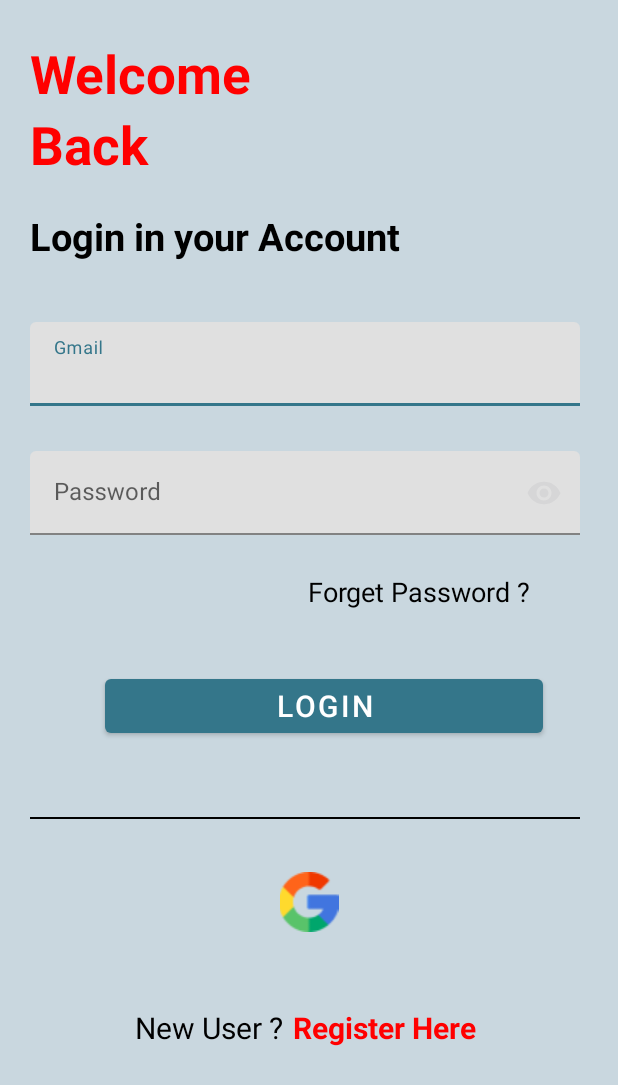
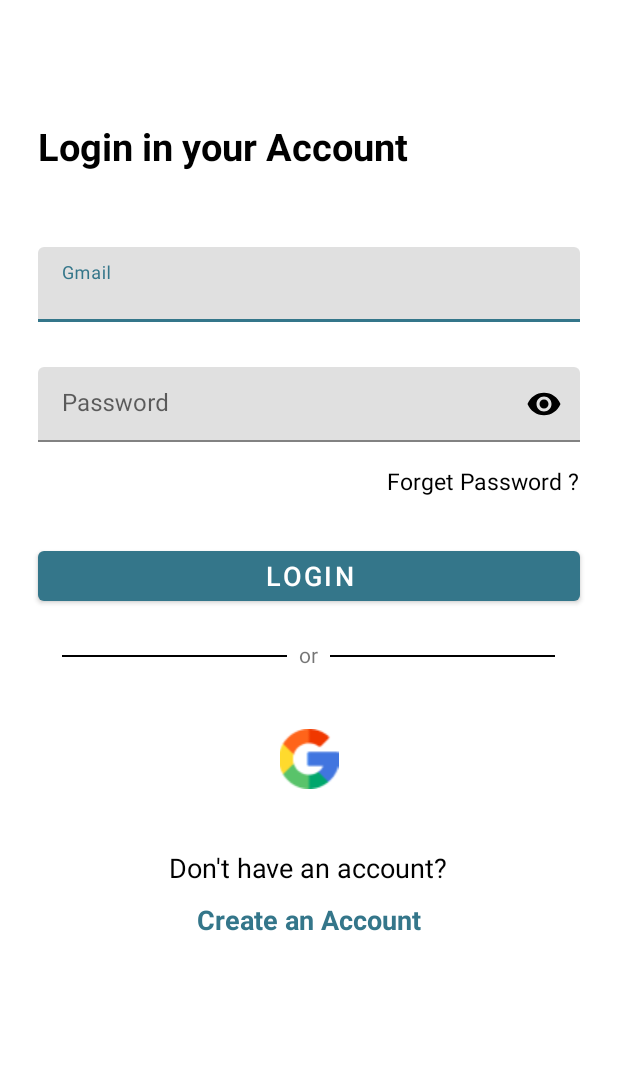
Before and after one commit to dhruvpatidar359/HoysalaeElectronics, an Android app: the screen it shows after launch (LoginActivity), on a phone screen of 412 x 824 dp. Shown: the top 1085 px of the screen. Run offline under Robolectric (Android 15) with nearby library versions, the phone set to English and light mode, and no system bars; 1 statement that could not run was skipped.

Commit message:
Akansha new designs(10-12-2022)

```diff
--- a/app/src/main/res/layout/activity_login.xml
+++ b/app/src/main/res/layout/activity_login.xml
@@ -4,39 +4,11 @@
     xmlns:tools="http://schemas.android.com/tools"
     android:layout_width="match_parent"
     android:layout_height="match_parent"
-    tools:context=".Activity.LoginActivity"
-    android:background="@color/background_default">
+    android:background="@color/white"
+    tools:context=".Activity.LoginActivity">
     <RelativeLayout
         android:layout_width="match_parent"
         android:layout_height="match_parent">
-    <TextView
-        android:id="@+id/tv_welcome"
-        android:layout_width="wrap_content"
-        android:layout_height="wrap_content"
-        android:text="Welcome"
-        android:textColor="@color/red"
-        android:textStyle="bold"
-        android:textSize="35sp"
-        android:layout_alignParentStart="true"
-        android:layout_alignParentEnd="true"
-        android:layout_alignParentTop="true"
-        android:layout_marginTop="25dp"
-        android:layout_marginStart="20dp">
-    </TextView>
-
-    <TextView
-        android:id="@+id/tv_back"
-        android:layout_width="wrap_content"
-        android:layout_height="wrap_content"
-        android:text="Back"
-        android:textColor="@color/red"
-        android:textStyle="bold"
-        android:textSize="35sp"
-        android:layout_alignParentStart="true"
-        android:layout_alignParentEnd="true"
-        android:layout_marginStart="20dp"
-        android:layout_below="@+id/tv_welcome">
-    </TextView>
 
         <TextView
             android:id="@+id/tv_login"
@@ -46,22 +18,19 @@
             android:textColor="@color/black"
             android:textStyle="bold"
             android:textSize="25sp"
-        android:layout_alignParentStart="true"
-        android:layout_alignParentEnd="true"
-        android:layout_below="@+id/tv_back"
-        android:layout_marginTop="20dp"
-        android:layout_marginStart="20dp">
+            android:layout_marginTop="80dp"
+            android:layout_marginStart="25dp">
         </TextView>
 
         <com.google.android.material.textfield.TextInputLayout
             android:id="@+id/TI_gmail"
             android:layout_width="match_parent"
-        android:layout_height="wrap_content"
+            android:layout_height="50dp"
+            android:layout_below="@+id/tv_login"
+            android:layout_marginTop="50dp"
+            android:layout_marginStart="25dp"
             android:layout_alignParentStart="true"
             android:layout_alignParentEnd="true"
-        android:layout_below="@+id/tv_login"
-        android:layout_marginTop="40dp"
-        android:layout_marginStart="20dp"
             android:layout_marginEnd="25dp">
 
             <com.google.android.material.textfield.TextInputEditText
@@ -78,14 +47,14 @@
         <com.google.android.material.textfield.TextInputLayout
             android:id="@+id/TI_Password"
             android:layout_width="match_parent"
-        android:layout_height="wrap_content"
+            android:layout_height="50dp"
             android:layout_alignParentStart="true"
             android:layout_alignParentEnd="true"
             android:layout_below="@+id/TI_gmail"
             android:layout_marginTop="30dp"
             app:passwordToggleEnabled="true"
-        app:passwordToggleTint="@color/colorPrimary"
-        android:layout_marginStart="20dp"
+            app:passwordToggleTint="@color/black"
+            android:layout_marginStart="25dp"
             android:layout_marginEnd="25dp">
 
             <com.google.android.material.textfield.TextInputEditText
@@ -102,45 +71,62 @@
         <!--forget password -->
         <TextView
             android:id="@+id/tv_forgetpassword"
-        android:layout_width="match_parent"
+            android:layout_width="wrap_content"
+            android:layout_alignParentRight="true"
+            android:layout_marginRight="25dp"
             android:layout_height="wrap_content"
-        android:layout_alignParentStart="true"
             android:layout_below="@+id/TI_Password"
-        android:layout_marginTop="25dp"
+            android:layout_marginTop="15dp"
             android:text="Forget Password ?"
-        android:textSize="18dp"
-        android:textColor="@color/black"
-        android:layout_marginStart="205dp">
+            android:textSize="15sp"
+            android:textColor="@color/black">
         </TextView>
 
         <Button
             android:id="@+id/btn_login"
-        android:layout_width="wrap_content"
-        android:layout_height="wrap_content"
-        android:layout_alignParentStart="true"
-        android:layout_alignParentEnd="true"
+            android:layout_width="370dp"
+            android:layout_height="45dp"
             android:layout_below="@+id/tv_forgetpassword"
             android:text="Login"
             android:textColor="@color/white"
-        android:textSize="20dp"
-        android:layout_marginTop="40dp"
-        android:layout_marginStart="70dp"
-        android:layout_marginEnd="50dp">
+            android:textSize="18sp"
+            android:layout_marginTop="30dp"
+            android:layout_marginStart="25dp"
+            android:layout_marginEnd="25dp"
+            android:layout_centerHorizontal="true">
         </Button>
+        <RelativeLayout
+            android:layout_width="match_parent"
+            android:layout_height="wrap_content"
+            android:id="@+id/linear"
+            android:layout_below="@id/btn_login">
 
             <View
-        android:id="@+id/line"
-        android:layout_width="match_parent"
+                android:layout_width="150dp"
                 android:layout_height="1dp"
+                android:id="@+id/line1"
                 android:background="@color/black"
-        android:layout_below="@+id/btn_login"
-        android:layout_alignParentStart="true"
-        android:layout_alignParentEnd="true"
-        android:layout_marginTop="50dp"
-        android:layout_marginStart="20dp"
-        android:layout_marginEnd="25dp"
-        />
-
+                android:layout_marginTop="30dp"
+                android:layout_toLeftOf="@id/text_or"
+                android:layout_marginStart="25dp"/>
+            <TextView
+                android:layout_width="wrap_content"
+                android:layout_height="wrap_content"
+                android:layout_marginTop="20dp"
+                android:layout_marginLeft="8dp"
+                android:layout_marginRight="8dp"
+                android:layout_centerHorizontal="true"
+                android:id="@+id/text_or"
+                android:text="or"/>
+            <View
+                android:layout_width="150dp"
+                android:layout_height="1dp"
+                android:id="@+id/line2"
+                android:background="@color/black"
+                android:layout_marginTop="30dp"
+                android:layout_toEndOf="@id/text_or"
+                android:layout_marginEnd="25dp"/>
+        </RelativeLayout>
         <ImageView
             android:id="@+id/iv_goggle_icon"
             android:layout_width="wrap_content"
@@ -148,8 +134,8 @@
             android:src="@drawable/goggle_icon"
             android:layout_alignParentStart="true"
             android:layout_alignParentEnd="true"
-        android:layout_below="@+id/line"
-        android:layout_marginTop="35dp">
+            android:layout_below="@+id/linear"
+            android:layout_marginTop="40dp">
         </ImageView>
 
         <RelativeLayout
@@ -165,29 +151,23 @@
                 android:id="@+id/tv_newuser"
                 android:layout_width="wrap_content"
                 android:layout_height="wrap_content"
-            android:text="New User ?"
+                android:text="Don't have an account?"
+                android:layout_centerHorizontal="true"
                 android:textColor="@color/black"
-            android:textSize="20dp"
-            android:layout_alignParentStart="true"
-            android:layout_marginTop="50dp"
-            android:layout_marginStart="90dp"
-            android:layout_marginEnd="180dp"
-            android:layout_alignParentEnd="true">
+                android:textSize="18sp"
+                android:layout_marginTop="40dp">
             </TextView>
-
             <TextView
-            android:id="@+id/tv_register"
                 android:layout_width="wrap_content"
                 android:layout_height="wrap_content"
-            android:layout_marginTop="50dp"
-            android:layout_alignParentStart="true"
-            android:layout_alignParentEnd="true"
-            android:layout_marginStart="195dp"
-            android:textSize="20dp"
-            android:text="Register Here"
-            android:textColor="@color/red"
-            android:textStyle="bold">
-        </TextView>
+                android:layout_below="@id/tv_newuser"
+                android:text="Create an Account"
+                android:layout_centerHorizontal="true"
+                android:id="@+id/create_account"
+                android:textColor="@color/purple_700"
+                android:textStyle="bold"
+                android:textSize="18sp"
+                android:layout_marginTop="10dp"/>
 
         </RelativeLayout>
 
```
Also changed, not shown: app/src/main/res/layout/activity_new_user.xml (+43 -64 lines), app/src/main/res/layout/activity_splash.xml (+33 -19 lines). Lines whose indentation alone changed are shown as unchanged.
